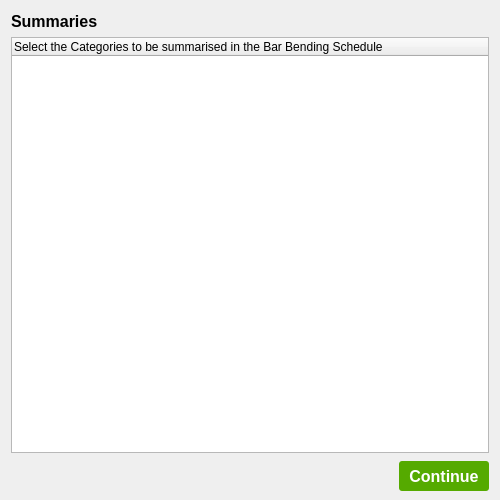
Old version of the form assets/ui/summaries.ui in the repository Ano-ly/GenBBS.
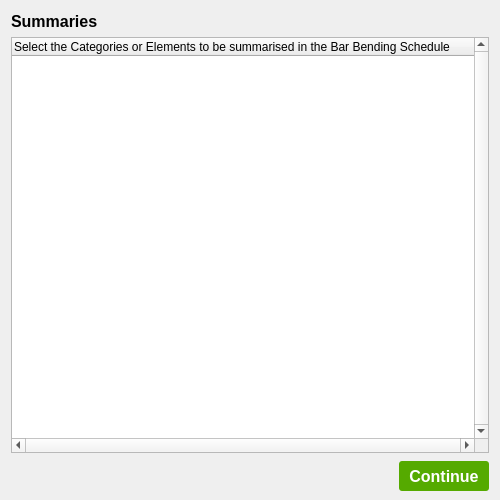
New version of the form.

```diff
--- a/assets/ui/summaries.ui
+++ b/assets/ui/summaries.ui
@@ -70,6 +70,17 @@
      </item>
      <item>
       <widget class="QTreeWidget" name="treeWidgetSum">
+       <property name="font">
+        <font>
+         <pointsize>10</pointsize>
+        </font>
+       </property>
+       <property name="verticalScrollBarPolicy">
+        <enum>Qt::ScrollBarPolicy::ScrollBarAlwaysOn</enum>
+       </property>
+       <property name="horizontalScrollBarPolicy">
+        <enum>Qt::ScrollBarPolicy::ScrollBarAlwaysOn</enum>
+       </property>
        <property name="editTriggers">
         <set>QAbstractItemView::EditTrigger::EditKeyPressed</set>
        </property>
@@ -81,7 +92,7 @@
        </property>
        <column>
         <property name="text">
-         <string>Select the Categories to be summarised in the Bar Bending Schedule</string>
+         <string>Select the Categories or Elements to be summarised in the Bar Bending Schedule</string>
         </property>
        </column>
       </widget>
```
Left out of the diff: 6 changed lines with no effect on the pictures.
